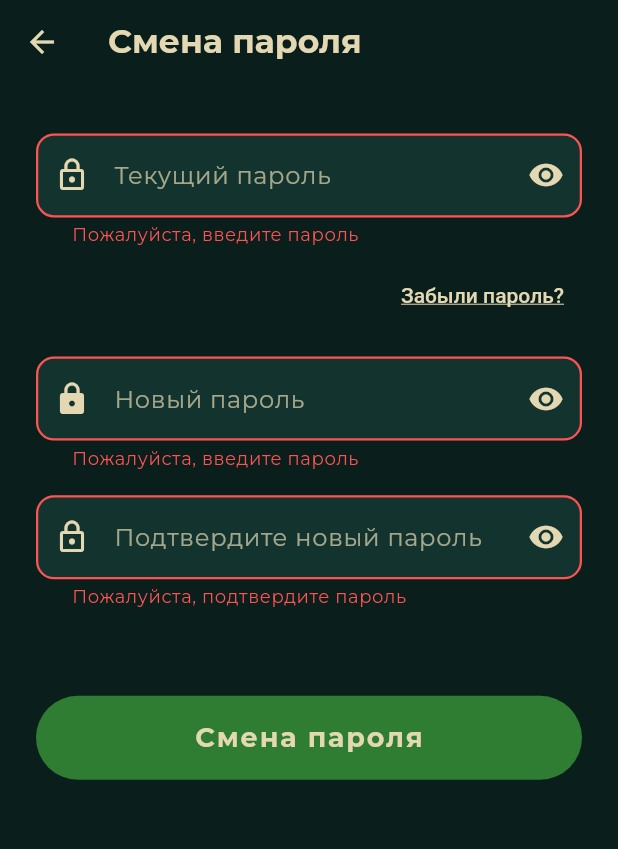
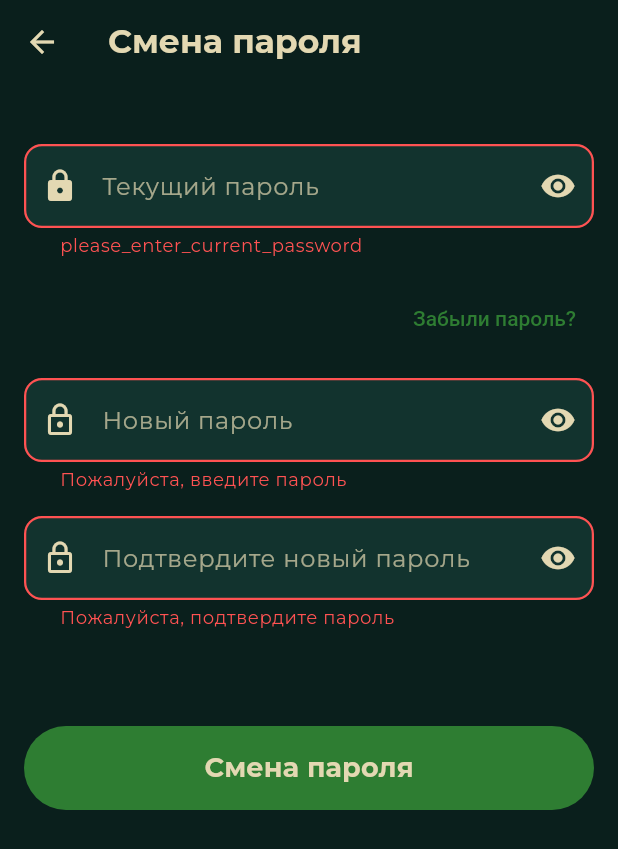
Before and after one commit to VyacheslavQA/Drift_Notes_Dart, a Flutter app: the ChangePasswordScreen screen opened directly, after a tap on "Смена пароля", on a phone screen of 412 x 824 dp. Shown: the top 849 px of the screen. Run offline on Flutter 3.47's test engine with Material 3 defaults, Android fonts, the phone set to English and light mode, and no system bars; our stand-ins replace audioplayers, cached_network_image, cloud_firestore, connectivity_plus, firebase_auth, firebase_core and 7 more; accounts and stored records are empty; generated files the repository leaves out were written again; network calls fail.

Commit message:
смена пароля1

```diff
--- a/lib/screens/settings/change_password_screen.dart
+++ b/lib/screens/settings/change_password_screen.dart
@@ -1,19 +1,21 @@
 // Путь: lib/screens/settings/change_password_screen.dart
 
 import 'package:flutter/material.dart';
+import 'package:firebase_auth/firebase_auth.dart';
 import '../../constants/app_constants.dart';
 import '../../services/firebase/firebase_service.dart';
 import '../../utils/validators.dart';
 import '../../localization/app_localizations.dart';
+import '../../widgets/loading_overlay.dart';
 
 class ChangePasswordScreen extends StatefulWidget {
   const ChangePasswordScreen({super.key});
 
   @override
-  ChangePasswordScreenState createState() => ChangePasswordScreenState();
+  State<ChangePasswordScreen> createState() => _ChangePasswordScreenState();
 }
 
-class ChangePasswordScreenState extends State<ChangePasswordScreen> {
+class _ChangePasswordScreenState extends State<ChangePasswordScreen> {
   final _formKey = GlobalKey<FormState>();
   final _currentPasswordController = TextEditingController();
   final _newPasswordController = TextEditingController();
@@ -25,6 +27,7 @@ class ChangePasswordScreenState extends State<ChangePasswordScreen> {
   bool _obscureNewPassword = true;
   bool _obscureConfirmPassword = true;
   String _errorMessage = '';
+  String _successMessage = '';
 
   @override
   void dispose() {
@@ -43,19 +46,39 @@ class ChangePasswordScreenState extends State<ChangePasswordScreen> {
     setState(() {
       _isLoading = true;
       _errorMessage = '';
+      _successMessage = '';
     });
 
     try {
-      await _firebaseService.changePassword(
-        _currentPasswordController.text,
-        _newPasswordController.text,
-        context,
+      final user = FirebaseAuth.instance.currentUser;
+      if (user == null) {
+        throw Exception('Пользователь не авторизован');
+      }
+
+      // Переавторизация пользователя с текущим паролем
+      final credential = EmailAuthProvider.credential(
+        email: user.email!,
+        password: _currentPasswordController.text,
       );
+
+      await user.reauthenticateWithCredential(credential);
+
+      // Изменяем пароль
+      await user.updatePassword(_newPasswordController.text);
 
       if (mounted) {
         final localizations = AppLocalizations.of(context);
+        setState(() {
+          _successMessage = localizations.translate('password_changed_successfully');
+          _errorMessage = '';
+        });
 
-        // Показываем сообщение об успехе
+        // Очищаем поля
+        _currentPasswordController.clear();
+        _newPasswordController.clear();
+        _confirmPasswordController.clear();
+
+        // Показываем уведомление
         ScaffoldMessenger.of(context).showSnackBar(
           SnackBar(
             content: Text(localizations.translate('password_changed_successfully')),
@@ -64,13 +87,44 @@ class ChangePasswordScreenState extends State<ChangePasswordScreen> {
           ),
         );
 
-        // Возвращаемся назад
+        // Возвращаемся на предыдущий экран через 2 секунды
+        Future.delayed(const Duration(seconds: 2), () {
+          if (mounted) {
             Navigator.pop(context);
           }
+        });
+      }
     } catch (e) {
+      if (mounted) {
+        final localizations = AppLocalizations.of(context);
+        String errorMessage;
+
+        if (e is FirebaseAuthException) {
+          switch (e.code) {
+            case 'wrong-password':
+              errorMessage = localizations.translate('current_password_incorrect');
+              break;
+            case 'weak-password':
+              errorMessage = localizations.translate('weak_password');
+              break;
+            case 'requires-recent-login':
+              errorMessage = localizations.translate('requires_recent_login');
+              break;
+            case 'too-many-requests':
+              errorMessage = localizations.translate('too_many_requests');
+              break;
+            default:
+              errorMessage = localizations.translate('password_change_error');
+          }
+        } else {
+          errorMessage = localizations.translate('password_change_error');
+        }
+
         setState(() {
-        _errorMessage = e.toString();
+          _errorMessage = errorMessage;
+          _successMessage = '';
         });
+      }
     } finally {
       if (mounted) {
         setState(() {
@@ -80,87 +134,13 @@ class ChangePasswordScreenState extends State<ChangePasswordScreen> {
     }
   }
 
-  Future<void> _sendPasswordResetEmail() async {
+  Future<void> _resetPassword() async {
     final localizations = AppLocalizations.of(context);
-    final user = _firebaseService.currentUser;
 
-    if (user?.email == null) {
-      ScaffoldMessenger.of(context).showSnackBar(
-        SnackBar(
-          content: Text(localizations.translate('user_not_authorized')),
-          backgroundColor: Colors.red,
-        ),
-      );
-      return;
-    }
-
-    // Показываем диалог подтверждения
-    final confirmed = await showDialog<bool>(
-      context: context,
-      builder: (context) => AlertDialog(
-        backgroundColor: AppConstants.cardColor,
-        title: Text(
-          localizations.translate('password_reset_confirmation'),
-          style: TextStyle(
-            color: AppConstants.textColor,
-            fontWeight: FontWeight.bold,
-          ),
-        ),
-        content: Column(
-          mainAxisSize: MainAxisSize.min,
-          crossAxisAlignment: CrossAxisAlignment.start,
-          children: [
-            Text(
-              localizations.translate('password_reset_email_will_be_sent'),
-              style: TextStyle(color: AppConstants.textColor),
-            ),
-            const SizedBox(height: 8),
-            Container(
-              padding: const EdgeInsets.all(12),
-              decoration: BoxDecoration(
-                color: AppConstants.backgroundColor.withValues(alpha: 0.3),
-                borderRadius: BorderRadius.circular(8),
-              ),
-              child: Text(
-                user?.email ?? '',
-                style: TextStyle(
-                  color: AppConstants.textColor,
-                  fontWeight: FontWeight.bold,
-                ),
-              ),
-            ),
-            const SizedBox(height: 12),
-            Text(
-              localizations.translate('check_spam_folder'),
-              style: TextStyle(
-                color: AppConstants.textColor.withValues(alpha: 0.7),
-                fontSize: 14,
-              ),
-            ),
-          ],
-        ),
-        actions: [
-          TextButton(
-            onPressed: () => Navigator.pop(context, false),
-            child: Text(
-              localizations.translate('cancel'),
-              style: TextStyle(color: AppConstants.textColor),
-            ),
-          ),
-          ElevatedButton(
-            style: ElevatedButton.styleFrom(
-              backgroundColor: AppConstants.primaryColor,
-            ),
-            onPressed: () => Navigator.pop(context, true),
-            child: Text(localizations.translate('send_reset_email')),
-          ),
-        ],
-      ),
-    );
-
-    if (confirmed == true) {
     try {
-        await _firebaseService.sendPasswordResetEmail(user?.email ?? '', context);
+      final user = FirebaseAuth.instance.currentUser;
+      if (user?.email != null) {
+        await _firebaseService.sendPasswordResetEmail(user!.email!, context);
 
         if (mounted) {
           ScaffoldMessenger.of(context).showSnackBar(
@@ -171,24 +151,22 @@ class ChangePasswordScreenState extends State<ChangePasswordScreen> {
             ),
           );
         }
+      }
     } catch (e) {
       if (mounted) {
         ScaffoldMessenger.of(context).showSnackBar(
           SnackBar(
-              content: Text('${localizations.translate('error')}: $e'),
+            content: Text(localizations.translate('password_reset_error')),
             backgroundColor: Colors.red,
+            duration: const Duration(seconds: 3),
           ),
         );
-        }
       }
     }
   }
 
   @override
   Widget build(BuildContext context) {
-    final size = MediaQuery.of(context).size;
-    final textScale = MediaQuery.of(context).textScaler.scale(1.0);
-    final adaptiveTextScale = textScale > 1.2 ? 1.2 / textScale : 1.0;
     final localizations = AppLocalizations.of(context);
 
     return Scaffold(
@@ -209,22 +187,19 @@ class ChangePasswordScreenState extends State<ChangePasswordScreen> {
           onPressed: () => Navigator.pop(context),
         ),
       ),
-      body: SingleChildScrollView(
-        physics: const BouncingScrollPhysics(),
-        child: Padding(
-          padding: EdgeInsets.fromLTRB(24, size.height * 0.02, 24, 24),
-          child: Column(
-            crossAxisAlignment: CrossAxisAlignment.start,
-            children: [
-              SizedBox(height: size.height * 0.02),
-
-              // Форма смены пароля
-              Form(
+      body: LoadingOverlay(
+        isLoading: _isLoading,
+        message: localizations.translate('changing_password'),
+        child: SingleChildScrollView(
+          padding: const EdgeInsets.all(16),
+          child: Form(
             key: _formKey,
             child: Column(
               crossAxisAlignment: CrossAxisAlignment.start,
               children: [
-                    // Поле текущего пароля
+                const SizedBox(height: 24),
+
+                // Текущий пароль
                 TextFormField(
                   controller: _currentPasswordController,
                   style: TextStyle(
@@ -232,17 +207,13 @@ class ChangePasswordScreenState extends State<ChangePasswordScreen> {
                     fontSize: 16,
                   ),
                   decoration: InputDecoration(
-                        hintText: localizations.translate('enter_current_password'),
                     labelText: localizations.translate('current_password'),
-                        hintStyle: TextStyle(
-                          color: AppConstants.textColor.withValues(alpha: 0.5),
-                        ),
                     labelStyle: TextStyle(
                       color: AppConstants.textColor.withValues(alpha: 0.7),
                     ),
+                    prefixIcon: Icon(Icons.lock, color: AppConstants.textColor),
                     filled: true,
-                        fillColor: const Color(0xFF12332E),
-                        prefixIcon: Icon(Icons.lock_outline, color: AppConstants.textColor),
+                    fillColor: AppConstants.surfaceColor,
                     enabledBorder: OutlineInputBorder(
                       borderRadius: BorderRadius.circular(12),
                       borderSide: BorderSide.none,
@@ -288,36 +259,33 @@ class ChangePasswordScreenState extends State<ChangePasswordScreen> {
                   obscureText: _obscureCurrentPassword,
                   validator: (value) {
                     if (value == null || value.isEmpty) {
-                          return localizations.translate('please_enter_password');
+                      return localizations.translate('please_enter_current_password');
                     }
                     return null;
                   },
                   textInputAction: TextInputAction.next,
                 ),
 
-                    SizedBox(height: size.height * 0.01),
+                const SizedBox(height: 16),
 
                 // Ссылка "Забыли пароль?"
                 Align(
                   alignment: Alignment.centerRight,
                   child: TextButton(
-                        onPressed: _sendPasswordResetEmail,
-                        style: TextButton.styleFrom(
-                          foregroundColor: AppConstants.textColor,
-                        ),
+                    onPressed: _resetPassword,
                     child: Text(
                       localizations.translate('forgot_password_question'),
                       style: TextStyle(
-                            fontSize: 14 * adaptiveTextScale,
-                            decoration: TextDecoration.underline,
+                        color: AppConstants.primaryColor,
+                        fontSize: 14,
                       ),
                     ),
                   ),
                 ),
 
-                    SizedBox(height: size.height * 0.02),
+                const SizedBox(height: 16),
 
-                    // Поле нового пароля
+                // Новый пароль
                 TextFormField(
                   controller: _newPasswordController,
                   style: TextStyle(
@@ -325,17 +293,13 @@ class ChangePasswordScreenState extends State<ChangePasswordScreen> {
                     fontSize: 16,
                   ),
                   decoration: InputDecoration(
-                        hintText: localizations.translate('enter_new_password'),
                     labelText: localizations.translate('new_password'),
-                        hintStyle: TextStyle(
-                          color: AppConstants.textColor.withValues(alpha: 0.5),
-                        ),
                     labelStyle: TextStyle(
                       color: AppConstants.textColor.withValues(alpha: 0.7),
                     ),
+                    prefixIcon: Icon(Icons.lock_outline, color: AppConstants.textColor),
                     filled: true,
-                        fillColor: const Color(0xFF12332E),
-                        prefixIcon: Icon(Icons.lock, color: AppConstants.textColor),
+                    fillColor: AppConstants.surfaceColor,
                     enabledBorder: OutlineInputBorder(
                       borderRadius: BorderRadius.circular(12),
                       borderSide: BorderSide.none,
@@ -383,9 +347,9 @@ class ChangePasswordScreenState extends State<ChangePasswordScreen> {
                   textInputAction: TextInputAction.next,
                 ),
 
-                    SizedBox(height: size.height * 0.02),
+                const SizedBox(height: 16),
 
-                    // Поле подтверждения нового пароля
+                // Подтверждение нового пароля
                 TextFormField(
                   controller: _confirmPasswordController,
                   style: TextStyle(
@@ -393,17 +357,13 @@ class ChangePasswordScreenState extends State<ChangePasswordScreen> {
                     fontSize: 16,
                   ),
                   decoration: InputDecoration(
-                        hintText: localizations.translate('confirm_your_new_password'),
                     labelText: localizations.translate('confirm_new_password'),
-                        hintStyle: TextStyle(
-                          color: AppConstants.textColor.withValues(alpha: 0.5),
-                        ),
                     labelStyle: TextStyle(
                       color: AppConstants.textColor.withValues(alpha: 0.7),
                     ),
+                    prefixIcon: Icon(Icons.lock_outline, color: AppConstants.textColor),
                     filled: true,
-                        fillColor: const Color(0xFF12332E),
-                        prefixIcon: Icon(Icons.lock_outline, color: AppConstants.textColor),
+                    fillColor: AppConstants.surfaceColor,
                     enabledBorder: OutlineInputBorder(
                       borderRadius: BorderRadius.circular(12),
                       borderSide: BorderSide.none,
@@ -455,32 +415,80 @@ class ChangePasswordScreenState extends State<ChangePasswordScreen> {
                   textInputAction: TextInputAction.done,
                   onFieldSubmitted: (_) => _changePassword(),
                 ),
+
+                const SizedBox(height: 32),
+
+                // Сообщение об успехе
+                if (_successMessage.isNotEmpty)
+                  Container(
+                    padding: const EdgeInsets.all(16),
+                    decoration: BoxDecoration(
+                      color: Colors.green.withValues(alpha: 0.1),
+                      borderRadius: BorderRadius.circular(12),
+                      border: Border.all(
+                        color: Colors.green.withValues(alpha: 0.3),
+                        width: 1,
+                      ),
+                    ),
+                    child: Row(
+                      children: [
+                        const Icon(
+                          Icons.check_circle,
+                          color: Colors.green,
+                          size: 24,
+                        ),
+                        const SizedBox(width: 12),
+                        Expanded(
+                          child: Text(
+                            _successMessage,
+                            style: const TextStyle(
+                              color: Colors.green,
+                              fontSize: 16,
+                              fontWeight: FontWeight.w500,
+                            ),
+                          ),
+                        ),
                       ],
                     ),
                   ),
 
-              SizedBox(height: size.height * 0.03),
-
                 // Сообщение об ошибке
                 if (_errorMessage.isNotEmpty)
                   Container(
-                  padding: const EdgeInsets.all(12),
+                    padding: const EdgeInsets.all(16),
                     decoration: BoxDecoration(
                       color: Colors.red.withValues(alpha: 0.1),
                       borderRadius: BorderRadius.circular(12),
+                      border: Border.all(
+                        color: Colors.red.withValues(alpha: 0.3),
+                        width: 1,
                       ),
+                    ),
+                    child: Row(
+                      children: [
+                        const Icon(
+                          Icons.error,
+                          color: Colors.red,
+                          size: 24,
+                        ),
+                        const SizedBox(width: 12),
+                        Expanded(
                           child: Text(
                             _errorMessage,
-                    style: TextStyle(
-                      color: Colors.redAccent,
-                      fontSize: 14 * adaptiveTextScale,
+                            style: const TextStyle(
+                              color: Colors.red,
+                              fontSize: 16,
+                              fontWeight: FontWeight.w500,
                             ),
                           ),
                         ),
+                      ],
+                    ),
+                  ),
 
-              SizedBox(height: _errorMessage.isNotEmpty ? size.height * 0.03 : size.height * 0.04),
+                const SizedBox(height: 32),
 
-              // Кнопка смены пароля
+                // Кнопка изменения пароля
                 SizedBox(
                   width: double.infinity,
                   height: 56,
@@ -493,7 +501,6 @@ class ChangePasswordScreenState extends State<ChangePasswordScreen> {
                         borderRadius: BorderRadius.circular(28),
                       ),
                       padding: EdgeInsets.zero,
-                    disabledBackgroundColor: AppConstants.primaryColor.withValues(alpha: 0.5),
                       elevation: 0,
                     ),
                     child: _isLoading
@@ -510,15 +517,14 @@ class ChangePasswordScreenState extends State<ChangePasswordScreen> {
                       style: const TextStyle(
                         fontSize: 18,
                         fontWeight: FontWeight.bold,
-                      letterSpacing: 1.2,
-                      height: 1.0,
                       ),
                     ),
                   ),
                 ),
 
-              SizedBox(height: size.height * 0.02),
+                const SizedBox(height: 24),
               ],
+            ),
           ),
         ),
       ),
```
Also changed, not shown: lib/screens/settings/settings_screen.dart (+27 -26 lines). Lines whose indentation alone changed are shown as unchanged.
